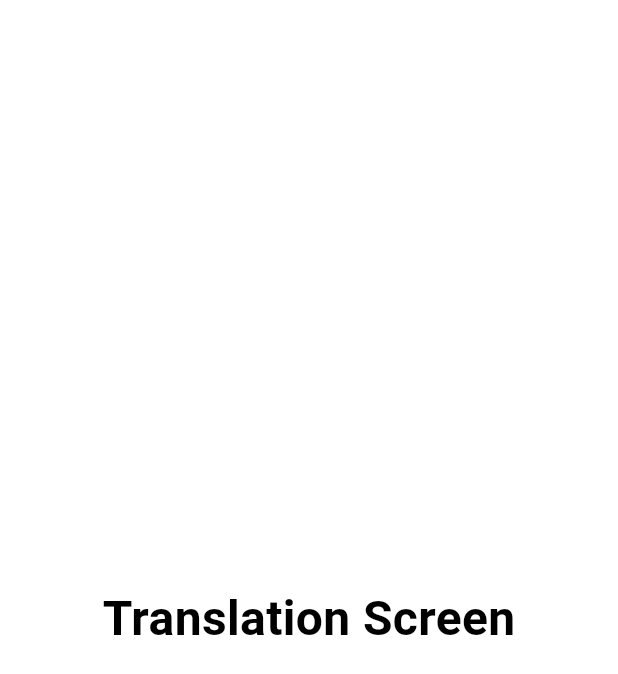
After one commit to AbdoAlHady/Translator, a Flutter app: the screen it shows after launch, after a tap on the "arrow forward" icon, on a phone screen of 412 x 824 dp. The commit adds this screen. Shown: the top 674 px of the screen. Run offline on Flutter 3.47's test engine with Material 3 defaults, Android fonts, the phone set to English and light mode, and no system bars; our stand-ins replace flutter_screenutil, google_fonts.

Commit message:
- added some extensions - added translation screen to app router - added some colors - added arrow button to home screen

```diff
--- a/lib/core/routing/app_router.dart
+++ b/lib/core/routing/app_router.dart
@@ -1,6 +1,7 @@
 import 'package:flutter/material.dart';
 import 'package:translator_app/core/routing/routes.dart';
 import 'package:translator_app/ui/screens/home_screen.dart';
+import 'package:translator_app/ui/screens/translation_screen.dart';
 
 class AppRouter {
   Route? generateRoute(RouteSettings settings) {
@@ -8,6 +9,8 @@ class AppRouter {
       case Routes.homeScreen:
         return MaterialPageRoute(builder: (_) => const HomeScreen());
 
+      case Routes.translatorScreen:
+        return MaterialPageRoute(builder: (_) => const TranslationScreen());
       default:
         return null;
     }
--- a/lib/core/routing/routes.dart
+++ b/lib/core/routing/routes.dart
@@ -1,3 +1,4 @@
 abstract class Routes {
   static const String homeScreen = '/homeScreen';
+  static const String translatorScreen = '/translatorScreen';
 }
--- /dev/null
+++ b/lib/ui/screens/translation_screen.dart
@@ -0,0 +1,22 @@
+import 'package:flutter/material.dart';
+
+class TranslationScreen extends StatelessWidget {
+  const TranslationScreen({super.key});
+
+  @override
+  Widget build(BuildContext context) {
+    return const Scaffold(
+      backgroundColor: Color(0xFFffffff),
+      body: Center(
+        child: Text(
+          'Translation Screen',
+          style: TextStyle(
+            fontSize: 32,
+            fontWeight: FontWeight.w700,
+            color: Colors.black,
+          ),
+        ),
+      ),
+    );
+  }
+}
--- /dev/null
+++ b/lib/ui/widgets/home/arrow_button.dart
@@ -0,0 +1,32 @@
+import 'package:flutter/material.dart';
+import 'package:translator_app/core/helper/extensions.dart';
+import 'package:translator_app/core/theme/app_colors.dart';
+
+import '../../../core/routing/routes.dart';
+
+class ArrowButton extends StatelessWidget {
+  const ArrowButton({
+    super.key,
+  });
+
+  @override
+  Widget build(BuildContext context) {
+    return GestureDetector(
+      onTap: () {
+        context.pushReplacementNamed(Routes.translatorScreen);
+      },
+      child: CircleAvatar(
+        radius: 25,
+        backgroundColor: AppColors.lightPrimary,
+        child: CircleAvatar(
+          radius: 20,
+          backgroundColor: Colors.white,
+          child: Icon(
+            Icons.arrow_forward,
+            color: AppColors.lightPrimary,
+          ),
+        ),
+      ),
+    );
+  }
+}
--- a/lib/ui/widgets/home/home_screen_body.dart
+++ b/lib/ui/widgets/home/home_screen_body.dart
@@ -1,7 +1,11 @@
 import 'package:flutter/material.dart';
 import 'package:flutter_screenutil/flutter_screenutil.dart';
+import 'package:translator_app/core/helper/extensions.dart';
 import 'package:translator_app/core/helper/spacing.dart';
+import 'package:translator_app/core/routing/routes.dart';
+import 'package:translator_app/core/theme/app_colors.dart';
 import 'package:translator_app/core/utils/app_images.dart';
+import 'package:translator_app/ui/widgets/home/arrow_button.dart';
 import 'package:translator_app/ui/widgets/home/home_rich_text.dart';
 
 class HomeScreenBody extends StatelessWidget {
@@ -29,7 +33,8 @@ class HomeScreenBody extends StatelessWidget {
             children: [
               // Rich Text
               const HomeRichText(),
-              verticalSpace(35)
+              verticalSpace(35),
+              const ArrowButton(),
             ],
           ),
         ),
```
Also changed, not shown: lib/core/helper/extensions.dart (added, +28 -0 lines), lib/core/theme/app_colors.dart (added, +8 -0 lines).
